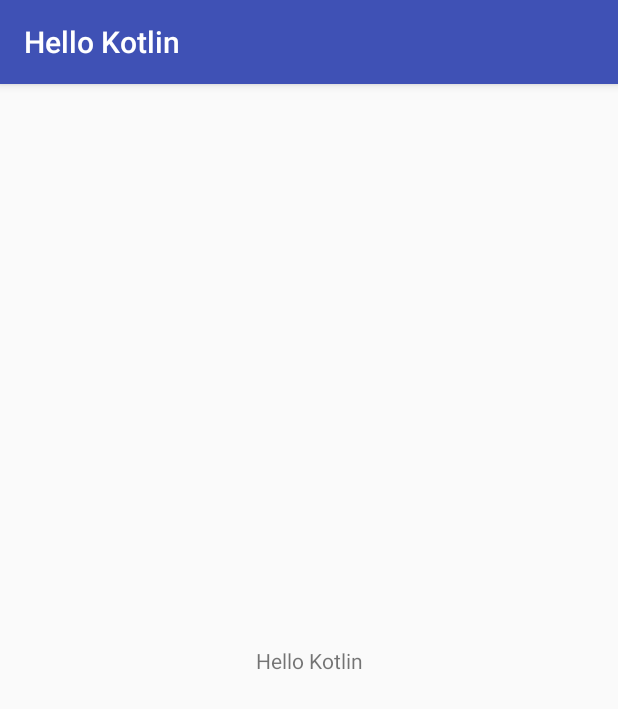
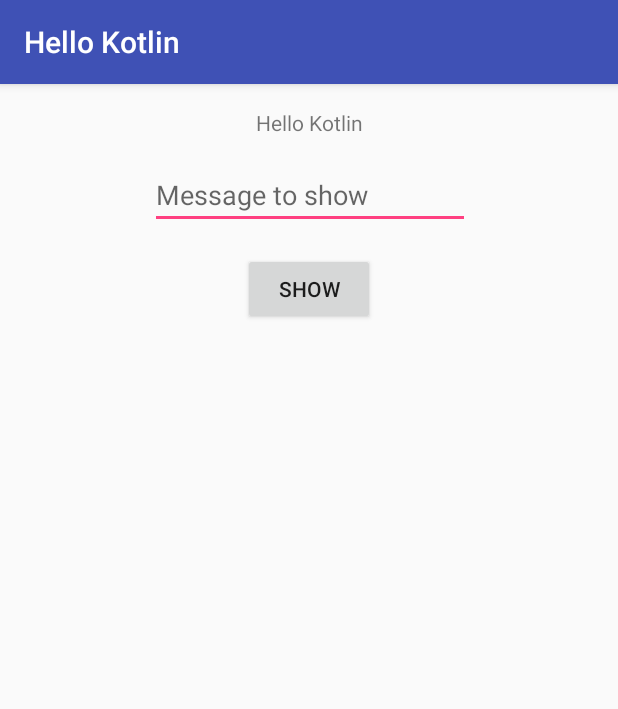
Before and after one commit to mkaarthick/Hey-Kotlin, an Android app: the screen it shows after launch (MainActivity), on a phone screen of 412 x 824 dp. Shown: the top 709 px of the screen. Run offline under Robolectric (Android 15) with nearby library versions, the phone set to English and light mode, and no system bars.

Commit message:
button click listener added

```diff
--- a/app/src/main/java/com/msf/hellokotlin/MainActivity.kt
+++ b/app/src/main/java/com/msf/hellokotlin/MainActivity.kt
@@ -5,7 +5,11 @@ import android.support.v7.app.AppCompatActivity
 import android.util.Log
 import android.widget.TextView
 import android.widget.Toast
+import kotlinx.android.synthetic.main.activity_main.*
 
+/**
+ * This class has Basic concepts of Kotlin - Functions, Variables, String templates
+ */
 class MainActivity : AppCompatActivity() {
     private val TAG = "MainActivity"
 
@@ -14,22 +18,34 @@ class MainActivity : AppCompatActivity() {
         setContentView(R.layout.activity_main)
         toast("Hi")
         multiply(2)
-        variables()
 
         val textView = findViewById<TextView>(R.id.textView)
         textView.text = "Hello Kotlin"
         toast1("Hey ${textView.text}")
 
+        /*Button click listener to show toast message*/
+        button.setOnClickListener({ toast("You typed, ${message.text}") })
 
     }
 
+
+    /**
+     *To show toast message in compact style ;)
+     */
     private fun toast1(message: String) = Toast.makeText(this, message, Toast.LENGTH_SHORT).show()
 
+    /**
+     * To show a toast message
+     */
     private fun toast(message: String) {
-        Toast.makeText(this, message, Toast.LENGTH_LONG).show()
+        Toast.makeText(this, message, Toast.LENGTH_SHORT).show()
     }
 
+    /**
+     * A function with return type of Int in a compact format
+     */
     private fun multiply(myInt: Int) = Log.i(TAG, (myInt * 2).toString())
+
 
     private fun variables() {
         val x: Int = 20
--- a/app/src/main/res/layout/activity_main.xml
+++ b/app/src/main/res/layout/activity_main.xml
@@ -10,10 +10,33 @@
         android:id="@+id/textView"
         android:layout_width="wrap_content"
         android:layout_height="wrap_content"
-        android:text="Hello World!"
-        app:layout_constraintBottom_toBottomOf="parent"
+        android:layout_marginTop="16dp"
         app:layout_constraintLeft_toLeftOf="parent"
         app:layout_constraintRight_toRightOf="parent"
-        app:layout_constraintTop_toTopOf="parent" />
+        app:layout_constraintTop_toTopOf="parent"
+        tools:text="Hello World!" />
+
+    <EditText
+        android:id="@+id/message"
+        android:layout_width="wrap_content"
+        android:layout_height="wrap_content"
+        android:layout_marginTop="16dp"
+        android:ems="10"
+        android:hint="Message to show"
+        android:inputType="text"
+        app:layout_constraintHorizontal_bias="0.502"
+        app:layout_constraintLeft_toLeftOf="parent"
+        app:layout_constraintRight_toRightOf="parent"
+        app:layout_constraintTop_toBottomOf="@+id/textView" />
+
+    <Button
+        android:id="@+id/button"
+        android:layout_width="wrap_content"
+        android:layout_height="wrap_content"
+        android:layout_marginTop="16dp"
+        android:text="Show"
+        app:layout_constraintLeft_toLeftOf="parent"
+        app:layout_constraintRight_toRightOf="parent"
+        app:layout_constraintTop_toBottomOf="@+id/message" />
 
 </android.support.constraint.ConstraintLayout>
```
